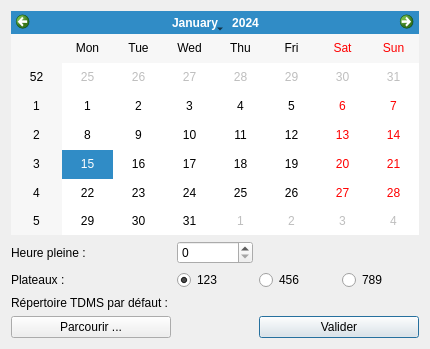
First picture: the form in opentdmsdialog.ui, repository Gab-Metzger/InterfaceHommeManchots, before the edit.
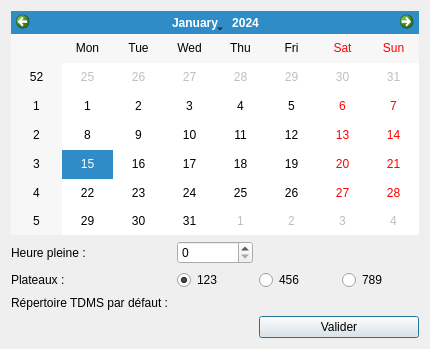
Second picture: the form after the edit.

What changed in the file:
```diff
--- a/opentdmsdialog.ui
+++ b/opentdmsdialog.ui
@@ -76,13 +76,6 @@
      </property>
     </widget>
    </item>
-   <item row="4" column="0" colspan="2">
-    <widget class="QPushButton" name="pushButton">
-     <property name="text">
-      <string>Parcourir ...</string>
-     </property>
-    </widget>
-   </item>
    <item row="3" column="0" colspan="5">
     <widget class="QLabel" name="label_3">
      <property name="text">
```
